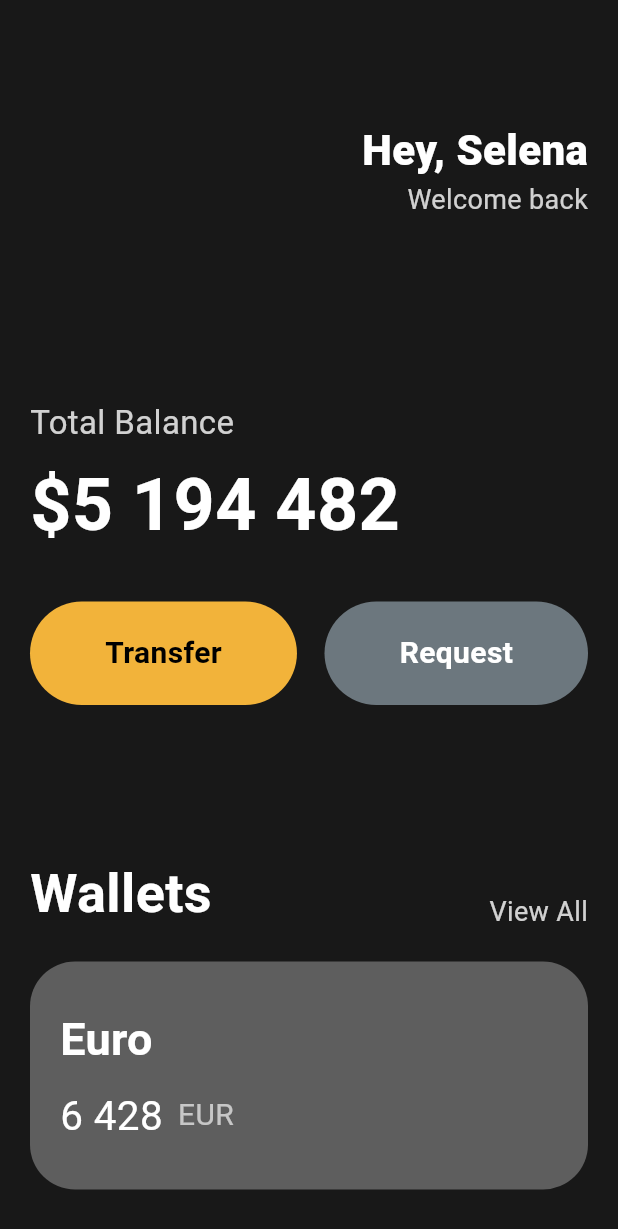
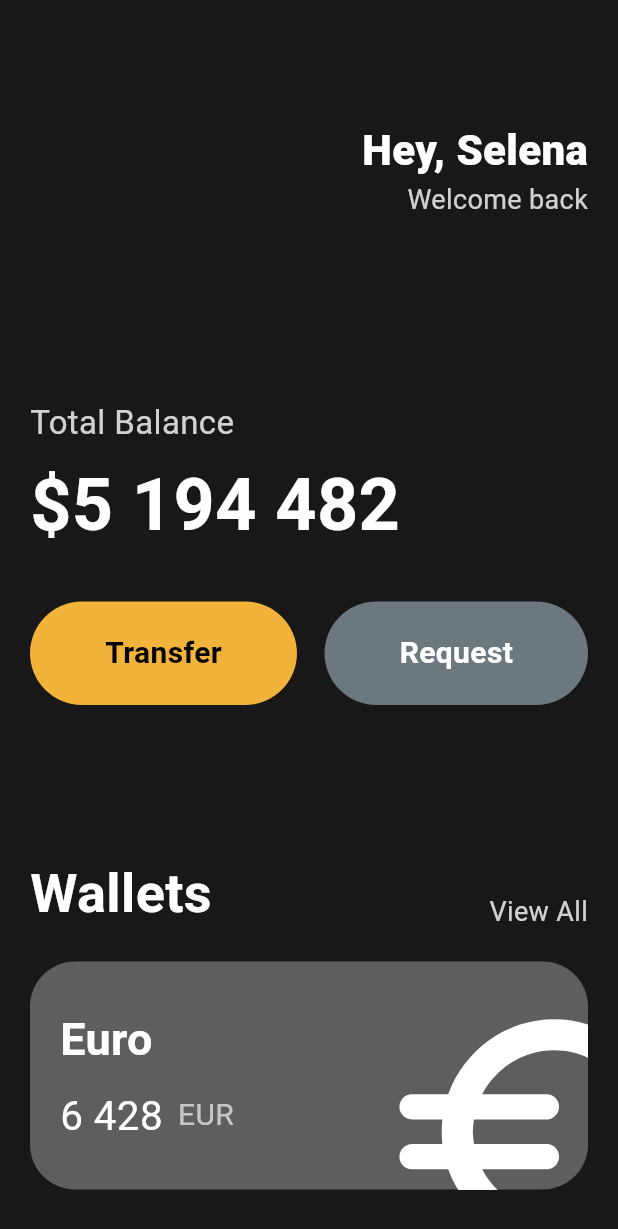
Before and after one commit to moztiq/nc-flutter-crypto, a Flutter app: the screen it shows after launch, on a phone screen of 412 x 824 dp. Shown: the top 1229 px of the screen. Run offline on Flutter 3.47's test engine with Material 3 defaults, Android fonts, the phone set to English and light mode, and no system bars.

Commit message:
icons and tranforms

```diff
--- a/lib/main.dart
+++ b/lib/main.dart
@@ -106,6 +106,7 @@ class App extends StatelessWidget {
                 height: 20,
               ),
               Container(
+                clipBehavior: Clip.hardEdge,
                 decoration: BoxDecoration(
                     borderRadius: BorderRadius.circular(30),
                     color: Colors.white.withOpacity(0.3)),
@@ -115,6 +116,7 @@ class App extends StatelessWidget {
                     vertical: 30,
                   ),
                   child: Row(
+                    mainAxisAlignment: MainAxisAlignment.spaceBetween,
                     children: [
                       Column(
                         crossAxisAlignment: CrossAxisAlignment.start,
@@ -152,6 +154,17 @@ class App extends StatelessWidget {
                             ],
                           )
                         ],
+                      ),
+                      Transform.scale(
+                        scale: 2.5,
+                        child: Transform.translate(
+                          offset: const Offset(5, 15),
+                          child: const Icon(
+                            Icons.euro_rounded,
+                            color: Colors.white,
+                            size: 80,
+                          ),
+                        ),
                       )
                     ],
                   ),
```
